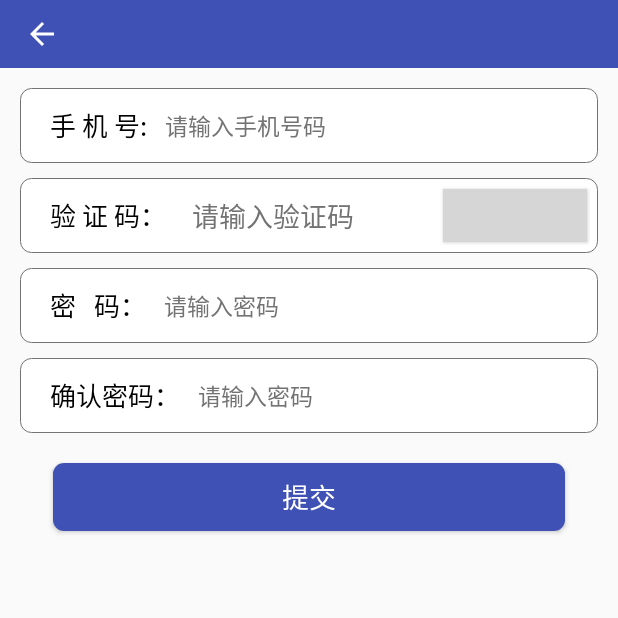
After one commit to renkchina/SmallBag, an Android app: the PasswordForgetActivity screen opened directly, with no data from a screen before it, on a phone screen of 412 x 824 dp, the top half of it. The commit adds this screen. Run offline under Robolectric (Android 15) with nearby library versions, the phone set to English and light mode, and no system bars; our stand-ins replace ButterKnife; 1 statement that could not run was skipped; grey boxes are pictures that could not be loaded.

Commit message:
忘记密码

```diff
--- a/app/src/main/AndroidManifest.xml
+++ b/app/src/main/AndroidManifest.xml
@@ -59,6 +59,7 @@
             android:configChanges="orientation|screenSize"
             android:launchMode="singleTask"
             android:screenOrientation="portrait" />
+        <activity android:name=".ui.activity.PasswordForgetActivity"></activity>
     </application>
 
 </manifest>
--- a/app/src/main/java/bag/small/ui/activity/LoginActivity.java
+++ b/app/src/main/java/bag/small/ui/activity/LoginActivity.java
@@ -51,6 +51,7 @@ public class LoginActivity extends BaseActivity {
                 goActivity(RegisterActivity.class);
                 break;
             case R.id.activity_login_forget_password_tv:
+                goActivity(PasswordForgetActivity.class);
                 break;
         }
     }
--- /dev/null
+++ b/app/src/main/java/bag/small/ui/activity/PasswordForgetActivity.java
@@ -0,0 +1,53 @@
+package bag.small.ui.activity;
+
+
+import android.os.Bundle;
+import android.view.View;
+import android.widget.Button;
+import android.widget.EditText;
+import android.widget.TextView;
+
+import bag.small.R;
+import bag.small.base.BaseActivity;
+import butterknife.Bind;
+import butterknife.ButterKnife;
+import butterknife.OnClick;
+
+public class PasswordForgetActivity extends BaseActivity {
+
+    @Bind(R.id.toolbar_title)
+    TextView toolbarTitle;
+    @Bind(R.id.activity_pwd_forget_phone_edt)
+    EditText activityPwdForgetPhoneEdt;
+    @Bind(R.id.activity_pwd_forget_verification_code_edt)
+    EditText activityPwdForgetVerificationCodeEdt;
+    @Bind(R.id.activity_pwd_forget_send_code_btn)
+    Button activityPwdForgetSendCodeBtn;
+    @Bind(R.id.activity_pwd_forget_password_edt)
+    EditText activityPwdForgetPasswordEdt;
+    @Bind(R.id.activity_pwd_forget_reset_password_edt)
+    EditText activityPwdForgetResetPasswordEdt;
+    @Bind(R.id.activity_pwd_forget_commit_btn)
+    Button activityPwdForgetCommitBtn;
+
+    @Override
+    public int getLayoutResId() {
+        return R.layout.activity_password_forget;
+    }
+
+    @Override
+    public void initView() {
+
+    }
+
+
+    @OnClick({R.id.activity_pwd_forget_send_code_btn, R.id.activity_pwd_forget_commit_btn})
+    public void onViewClicked(View view) {
+        switch (view.getId()) {
+            case R.id.activity_pwd_forget_send_code_btn:
+                break;
+            case R.id.activity_pwd_forget_commit_btn:
+                break;
+        }
+    }
+}
--- /dev/null
+++ b/app/src/main/res/layout/activity_password_forget.xml
@@ -0,0 +1,184 @@
+<?xml version="1.0" encoding="utf-8"?>
+<LinearLayout xmlns:android="http://schemas.android.com/apk/res/android"
+    xmlns:app="http://schemas.android.com/apk/res-auto"
+    xmlns:tools="http://schemas.android.com/tools"
+    android:layout_width="match_parent"
+    android:layout_height="match_parent"
+    android:orientation="vertical"
+    tools:context="bag.small.ui.activity.PasswordForgetActivity">
+
+    <include layout="@layout/toolbar" />
+
+    <LinearLayout
+        android:layout_width="match_parent"
+        android:layout_height="50dp"
+        android:layout_marginLeft="13dp"
+        android:layout_marginRight="13dp"
+        android:layout_marginTop="13dp"
+        android:background="@drawable/shape_ac_login_edt_back_r"
+        android:orientation="horizontal">
+
+        <TextView
+            android:layout_width="wrap_content"
+            android:layout_height="match_parent"
+            android:layout_gravity="center_vertical"
+            android:layout_marginStart="20dp"
+            android:gravity="center"
+            android:text="@string/ac_register_phone_tv_str"
+            android:textColor="@color/black"
+            android:textSize="17sp" />
+
+        <EditText
+            android:id="@+id/activity_pwd_forget_phone_edt"
+            android:layout_width="0dp"
+            android:layout_height="match_parent"
+            android:layout_marginStart="12dp"
+            android:layout_weight="1"
+            android:background="@null"
+            android:hint="@string/ac_login_phone_edt_hint_str"
+            android:imeOptions="actionNext"
+            android:inputType="number"
+            android:maxLength="11"
+            android:singleLine="true"
+            android:textColor="@color/black"
+            android:textColorHint="@color/txt_gray"
+            android:textSize="15sp"
+            tools:ignore="TextFields" />
+    </LinearLayout>
+
+    <LinearLayout
+        android:layout_width="match_parent"
+        android:layout_height="50dp"
+        android:layout_marginLeft="13dp"
+        android:layout_marginRight="13dp"
+        android:layout_marginTop="10dp"
+        android:background="@drawable/shape_ac_login_edt_back_r"
+        android:orientation="horizontal">
+
+        <TextView
+            android:layout_width="wrap_content"
+            android:layout_height="match_parent"
+            android:layout_gravity="center_vertical"
+            android:layout_marginLeft="20dp"
+            android:gravity="center"
+            android:text="验 证 码："
+            android:textColor="@color/black"
+            android:textSize="17sp" />
+
+        <LinearLayout
+            android:layout_width="match_parent"
+            android:layout_height="match_parent"
+            android:layout_marginLeft="12dp"
+            android:orientation="horizontal"
+            android:padding="5dp">
+
+            <EditText
+                android:id="@+id/activity_pwd_forget_verification_code_edt"
+                android:layout_width="match_parent"
+                android:layout_height="match_parent"
+                android:layout_weight="1"
+                android:background="@color/white"
+                android:hint="@string/login_code_hint_edt_str"
+                android:imeOptions="actionDone"
+                android:inputType="number"
+                android:maxLength="6"
+                android:singleLine="true"
+                android:textColor="@color/black"
+                android:textColorHint="@color/txt_gray" />
+
+            <Button
+                android:id="@+id/activity_pwd_forget_send_code_btn"
+                android:layout_width="wrap_content"
+                android:layout_height="match_parent"
+                android:layout_margin="2dp"
+                android:background="@drawable/selector_ac_register_btn_state"
+                android:text="获取验证码"
+                android:textColor="@color/white"
+                android:textSize="12sp" />
+        </LinearLayout>
+    </LinearLayout>
+
+    <LinearLayout
+        android:layout_width="match_parent"
+        android:layout_height="50dp"
+        android:layout_marginLeft="13dp"
+        android:layout_marginRight="13dp"
+        android:layout_marginTop="10dp"
+        android:background="@drawable/shape_ac_login_edt_back_r"
+        android:orientation="horizontal">
+
+        <TextView
+            android:layout_width="wrap_content"
+            android:layout_height="match_parent"
+            android:layout_gravity="center_vertical"
+            android:layout_marginLeft="20dp"
+            android:gravity="center"
+            android:text="密   码："
+            android:textColor="@color/black"
+            android:textSize="17sp" />
+
+        <EditText
+            android:id="@+id/activity_pwd_forget_password_edt"
+            android:layout_width="match_parent"
+            android:layout_height="match_parent"
+            android:layout_marginLeft="12dp"
+            android:layout_weight="1"
+            android:background="@null"
+            android:hint="@string/ac_login_password_edt_hint_str"
+            android:inputType="number"
+            android:maxLength="11"
+            android:singleLine="true"
+            android:textColor="@color/black"
+            android:textColorHint="@color/txt_gray"
+            android:textSize="15sp" />
+    </LinearLayout>
+
+    <LinearLayout
+        android:layout_width="match_parent"
+        android:layout_height="50dp"
+        android:layout_marginLeft="13dp"
+        android:layout_marginRight="13dp"
+        android:layout_marginTop="10dp"
+        android:background="@drawable/shape_ac_login_edt_back_r"
+        android:orientation="horizontal">
+
+        <TextView
+            android:layout_width="wrap_content"
+            android:layout_height="match_parent"
+            android:layout_gravity="center_vertical"
+            android:layout_marginStart="20dp"
+            android:gravity="center"
+            android:text="确认密码："
+            android:textColor="@color/black"
+            android:textSize="17sp" />
+
+        <EditText
+            android:id="@+id/activity_pwd_forget_reset_password_edt"
+            android:layout_width="0dp"
+            android:layout_height="match_parent"
+            android:layout_marginStart="12dp"
+            android:layout_weight="1"
+            android:background="@null"
+            android:hint="@string/ac_login_password_edt_hint_str"
+            android:imeOptions="actionNext"
+            android:inputType="textPassword"
+            android:maxLength="11"
+            android:singleLine="true"
+            android:textColor="@color/black"
+            android:textColorHint="@color/txt_gray"
+            android:textSize="15sp"
+            tools:ignore="TextFields" />
+    </LinearLayout>
+
+    <Button
+        android:id="@+id/activity_pwd_forget_commit_btn"
+        android:layout_width="match_parent"
+        android:layout_height="45dp"
+        android:layout_marginLeft="35dp"
+        android:layout_marginRight="35dp"
+        android:layout_marginTop="20dp"
+        android:background="@drawable/shape_ac_login_btn_back_fill"
+        android:text="提交"
+        android:textColor="@color/white"
+        android:textSize="18sp" />
+</LinearLayout>
```
Also changed, not shown: 304 other files.
